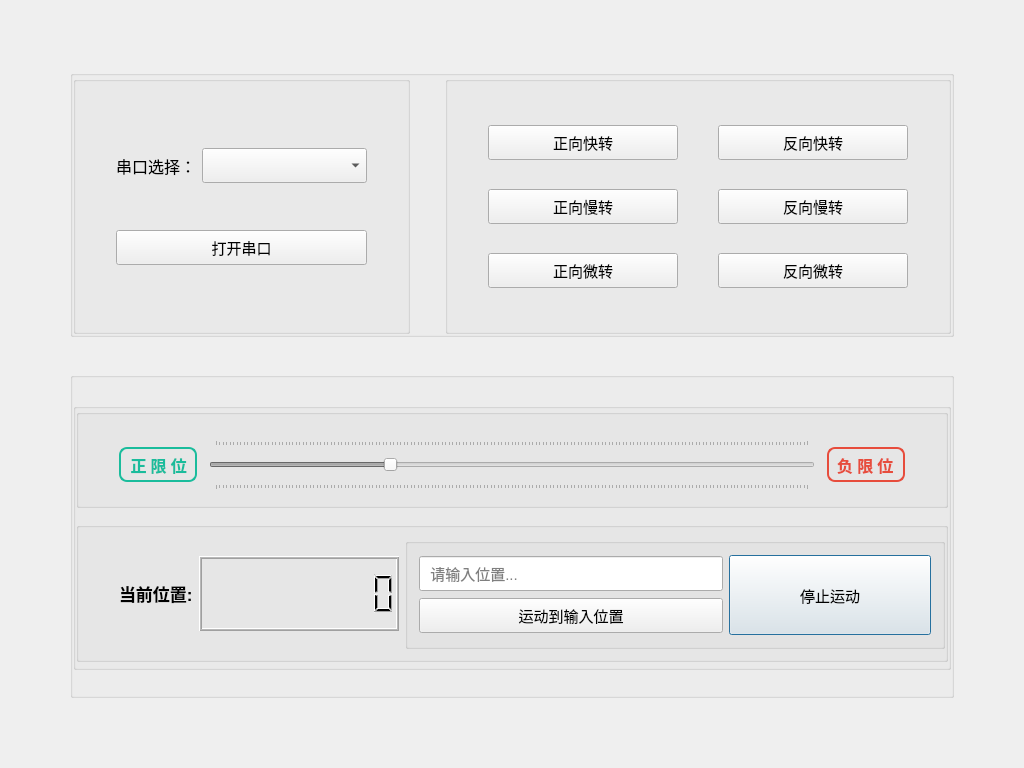
tsuiwade/translationTableControlSystem210909, file mainwindow.ui: the form before one commit.
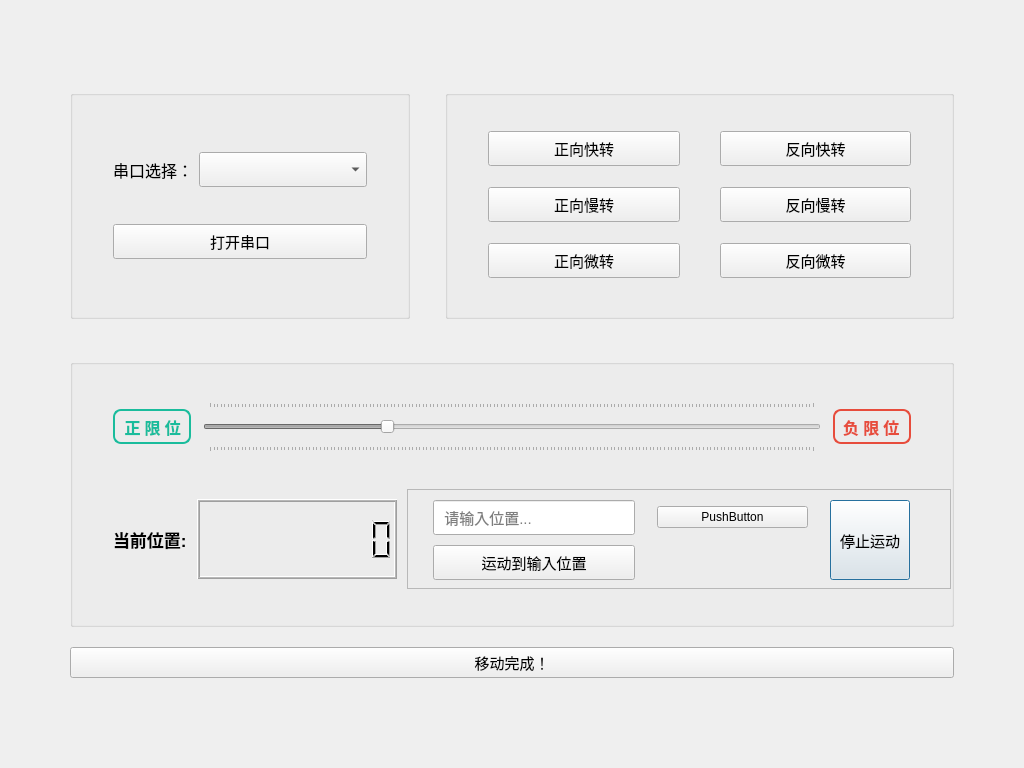
The form after the commit.

The edit to the form file:
```diff
--- a/mainwindow.ui
+++ b/mainwindow.ui
@@ -32,9 +32,9 @@
      <verstretch>0</verstretch>
     </sizepolicy>
    </property>
-   <layout class="QVBoxLayout" name="verticalLayout" stretch="1,0">
+   <layout class="QVBoxLayout" name="verticalLayout" stretch="0,0,0">
     <property name="spacing">
-     <number>35</number>
+     <number>20</number>
     </property>
     <property name="leftMargin">
      <number>70</number>
@@ -46,16 +46,13 @@
      <number>70</number>
     </property>
     <property name="bottomMargin">
-     <number>70</number>
+     <number>90</number>
     </property>
     <item>
-     <widget class="QGroupBox" name="groupBox">
+     <widget class="QWidget" name="widget" native="true">
       <property name="styleSheet">
        <string notr="true"/>
       </property>
-      <property name="title">
-       <string/>
-      </property>
       <layout class="QHBoxLayout" name="horizontalLayout" stretch="2,3">
        <property name="spacing">
         <number>35</number>
@@ -64,16 +61,16 @@
         <number>0</number>
        </property>
        <property name="topMargin">
-        <number>0</number>
+        <number>20</number>
        </property>
        <property name="rightMargin">
         <number>0</number>
        </property>
        <property name="bottomMargin">
-        <number>0</number>
+        <number>20</number>
        </property>
        <item>
-        <widget class="QGroupBox" name="groupBox_3">
+        <widget class="QGroupBox" name="groupBox_1">
          <property name="title">
           <string/>
          </property>
@@ -445,67 +442,31 @@
      </widget>
     </item>
     <item>
-     <widget class="QGroupBox" name="groupBox_6">
+     <widget class="QGroupBox" name="groupBox_3">
       <property name="minimumSize">
        <size>
         <width>0</width>
         <height>0</height>
        </size>
-      </property>
-      <property name="title">
-       <string/>
-      </property>
-      <layout class="QHBoxLayout" name="horizontalLayout_2">
-       <property name="spacing">
-        <number>0</number>
-       </property>
-       <property name="leftMargin">
-        <number>0</number>
-       </property>
-       <property name="topMargin">
-        <number>25</number>
-       </property>
-       <property name="rightMargin">
-        <number>0</number>
-       </property>
-       <property name="bottomMargin">
-        <number>25</number>
-       </property>
-       <item>
-        <widget class="QGroupBox" name="groupBox_5">
-         <property name="sizePolicy">
-          <sizepolicy hsizetype="Minimum" vsizetype="Preferred">
-           <horstretch>0</horstretch>
-           <verstretch>0</verstretch>
-          </sizepolicy>
-         </property>
-         <property name="minimumSize">
-          <size>
-           <width>0</width>
-           <height>195</height>
-          </size>
-         </property>
-         <property name="title">
-          <string/>
          </property>
          <layout class="QVBoxLayout" name="verticalLayout_2">
           <property name="spacing">
-           <number>14</number>
+        <number>0</number>
           </property>
           <property name="leftMargin">
            <number>0</number>
           </property>
           <property name="topMargin">
-           <number>0</number>
+        <number>1</number>
           </property>
           <property name="rightMargin">
            <number>0</number>
           </property>
           <property name="bottomMargin">
-           <number>5</number>
+        <number>25</number>
           </property>
           <item>
-           <widget class="QGroupBox" name="groupBox_7">
+        <widget class="QWidget" name="widget_7" native="true">
             <property name="sizePolicy">
              <sizepolicy hsizetype="Preferred" vsizetype="Preferred">
               <horstretch>0</horstretch>
@@ -518,9 +479,6 @@
               <height>0</height>
              </size>
             </property>
-            <property name="title">
-             <string/>
-            </property>
             <layout class="QGridLayout" name="gridLayout_4">
              <property name="leftMargin">
               <number>40</number>
@@ -540,7 +498,7 @@
              <property name="verticalSpacing">
               <number>0</number>
              </property>
-             <item row="0" column="0">
+          <item row="1" column="0">
               <widget class="QLabel" name="label_4">
                <property name="sizePolicy">
                 <sizepolicy hsizetype="Preferred" vsizetype="Fixed">
@@ -575,7 +533,7 @@
                </property>
               </widget>
              </item>
-             <item row="0" column="2">
+          <item row="1" column="2">
               <widget class="QLabel" name="label_5">
                <property name="sizePolicy">
                 <sizepolicy hsizetype="Preferred" vsizetype="Fixed">
@@ -608,7 +566,7 @@
                </property>
               </widget>
              </item>
-             <item row="0" column="1">
+          <item row="1" column="1">
               <widget class="QSlider" name="horizontalSlider">
                <property name="enabled">
                 <bool>false</bool>
@@ -657,7 +615,7 @@
            </widget>
           </item>
           <item>
-           <widget class="QGroupBox" name="groupBox_10">
+        <widget class="QWidget" name="widget_10" native="true">
             <property name="sizePolicy">
              <sizepolicy hsizetype="Preferred" vsizetype="Preferred">
               <horstretch>0</horstretch>
@@ -667,13 +625,19 @@
             <property name="minimumSize">
              <size>
               <width>0</width>
-              <height>0</height>
-             </size>
-            </property>
-            <property name="title">
-             <string/>
+           <height>50</height>
+          </size>
+         </property>
+         <property name="maximumSize">
+          <size>
+           <width>16777215</width>
+           <height>120</height>
+          </size>
             </property>
             <layout class="QHBoxLayout" name="horizontalLayout_3" stretch="0,1,1">
+          <property name="spacing">
+           <number>10</number>
+          </property>
              <property name="sizeConstraint">
               <enum>QLayout::SetDefaultConstraint</enum>
              </property>
@@ -723,7 +687,7 @@
                <property name="maximumSize">
                 <size>
                  <width>200</width>
-                 <height>75</height>
+              <height>80</height>
                 </size>
                </property>
                <property name="font">
@@ -755,11 +719,45 @@
               </widget>
              </item>
              <item>
-              <widget class="QGroupBox" name="groupBox_4">
-               <layout class="QHBoxLayout" name="horizontalLayout_4" stretch="3,2">
-                <item>
-                 <layout class="QVBoxLayout" name="verticalLayout_3">
-                  <item>
+           <widget class="QFrame" name="frame">
+            <property name="minimumSize">
+             <size>
+              <width>0</width>
+              <height>90</height>
+             </size>
+            </property>
+            <property name="maximumSize">
+             <size>
+              <width>16777215</width>
+              <height>100</height>
+             </size>
+            </property>
+            <property name="frameShape">
+             <enum>QFrame::StyledPanel</enum>
+            </property>
+            <property name="frameShadow">
+             <enum>QFrame::Raised</enum>
+            </property>
+            <layout class="QGridLayout" name="gridLayout_3" rowstretch="1,1" columnstretch="4,3,0">
+             <property name="leftMargin">
+              <number>25</number>
+             </property>
+             <property name="topMargin">
+              <number>10</number>
+             </property>
+             <property name="rightMargin">
+              <number>40</number>
+             </property>
+             <property name="bottomMargin">
+              <number>10</number>
+             </property>
+             <property name="horizontalSpacing">
+              <number>22</number>
+             </property>
+             <property name="verticalSpacing">
+              <number>11</number>
+             </property>
+             <item row="0" column="0">
                    <widget class="QLineEdit" name="lineEdit">
                     <property name="minimumSize">
                      <size>
@@ -783,7 +781,7 @@
                     </property>
                    </widget>
                   </item>
-                  <item>
+             <item row="1" column="0">
                    <widget class="QPushButton" name="btn_move">
                     <property name="sizePolicy">
                      <sizepolicy hsizetype="Preferred" vsizetype="Minimum">
@@ -819,9 +817,7 @@
                     </property>
                    </widget>
                   </item>
-                 </layout>
-                </item>
-                <item alignment="Qt::AlignTop">
+             <item row="0" column="2" rowspan="2" alignment="Qt::AlignTop">
                  <widget class="QPushButton" name="btn_stop">
                   <property name="sizePolicy">
                    <sizepolicy hsizetype="Preferred" vsizetype="Minimum">
@@ -860,7 +856,11 @@
                   </property>
                  </widget>
                 </item>
-               </layout>
+             <item row="0" column="1">
+              <widget class="QPushButton" name="pushButton_7">
+               <property name="text">
+                <string>PushButton</string>
+               </property>
               </widget>
              </item>
             </layout>
@@ -872,6 +872,48 @@
       </layout>
      </widget>
     </item>
+    <item>
+     <widget class="QPushButton" name="btn">
+      <property name="enabled">
+       <bool>true</bool>
+      </property>
+      <property name="sizePolicy">
+       <sizepolicy hsizetype="Preferred" vsizetype="Preferred">
+        <horstretch>0</horstretch>
+        <verstretch>0</verstretch>
+       </sizepolicy>
+      </property>
+      <property name="maximumSize">
+       <size>
+        <width>16777215</width>
+        <height>16777215</height>
+       </size>
+      </property>
+      <property name="font">
+       <font>
+        <pointsize>11</pointsize>
+       </font>
+      </property>
+      <property name="text">
+       <string>移动完成！</string>
+      </property>
+      <property name="iconSize">
+       <size>
+        <width>30</width>
+        <height>30</height>
+       </size>
+      </property>
+      <property name="autoDefault">
+       <bool>false</bool>
+      </property>
+      <property name="default">
+       <bool>false</bool>
+      </property>
+      <property name="flat">
+       <bool>false</bool>
+      </property>
+     </widget>
+    </item>
    </layout>
   </widget>
  </widget>
```
Lines whose indentation alone changed are shown as unchanged.
